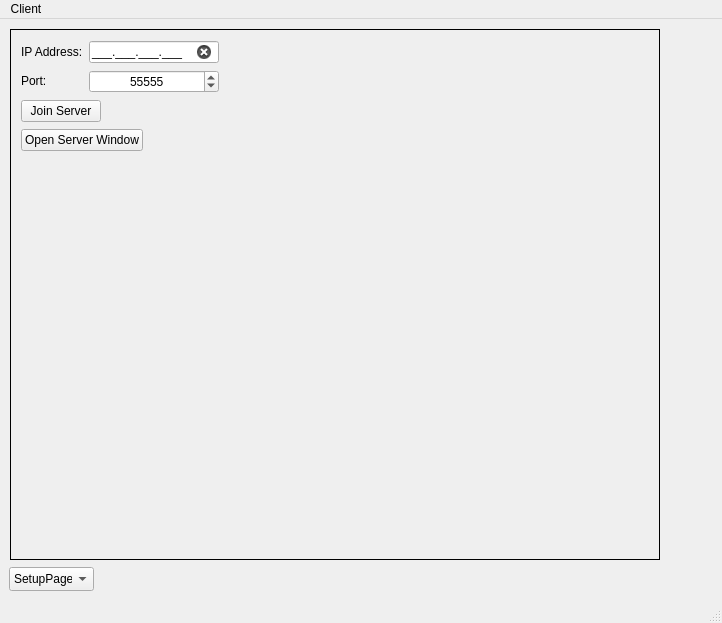
Qt form mainwindow.ui (bairgran/ConcurrentRisk) before a commit.
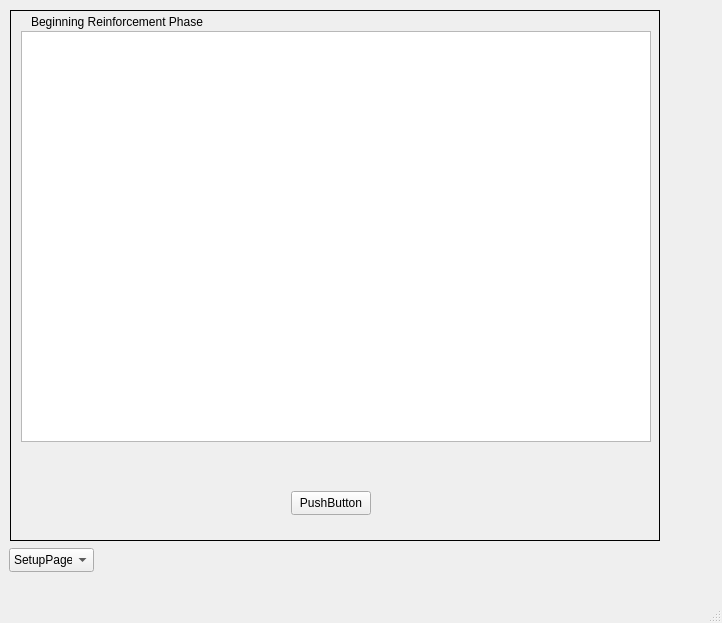
The same form after that commit.

Commit message: Added buttons and additional screens to mainwindow. No connections yet

What changed in the file:
```diff
--- a/mainwindow.ui
+++ b/mainwindow.ui
@@ -51,7 +51,7 @@
      <enum>QFrame::Shape::Box</enum>
     </property>
     <property name="currentIndex">
-     <number>0</number>
+     <number>2</number>
     </property>
     <widget class="QWidget" name="SetupPage">
      <property name="sizePolicy">
@@ -65,7 +65,7 @@
        <rect>
         <x>0</x>
         <y>0</y>
-        <width>218</width>
+        <width>243</width>
         <height>135</height>
        </rect>
       </property>
@@ -241,6 +241,50 @@
       </property>
      </widget>
     </widget>
+    <widget class="QWidget" name="page">
+     <widget class="QPushButton" name="pushButton_2">
+      <property name="geometry">
+       <rect>
+        <x>280</x>
+        <y>480</y>
+        <width>80</width>
+        <height>24</height>
+       </rect>
+      </property>
+      <property name="text">
+       <string>PushButton</string>
+      </property>
+     </widget>
+     <widget class="QListView" name="listView_3">
+      <property name="geometry">
+       <rect>
+        <x>10</x>
+        <y>20</y>
+        <width>630</width>
+        <height>411</height>
+       </rect>
+      </property>
+      <property name="sizePolicy">
+       <sizepolicy hsizetype="Fixed" vsizetype="Fixed">
+        <horstretch>0</horstretch>
+        <verstretch>0</verstretch>
+       </sizepolicy>
+      </property>
+     </widget>
+     <widget class="QLabel" name="label">
+      <property name="geometry">
+       <rect>
+        <x>20</x>
+        <y>0</y>
+        <width>181</width>
+        <height>21</height>
+       </rect>
+      </property>
+      <property name="text">
+       <string>Beginning Reinforcement Phase</string>
+      </property>
+     </widget>
+    </widget>
    </widget>
    <widget class="QComboBox" name="comboBox">
     <property name="geometry">
@@ -266,22 +310,6 @@
     </item>
    </widget>
   </widget>
-  <widget class="QMenuBar" name="menubar">
-   <property name="geometry">
-    <rect>
-     <x>0</x>
-     <y>0</y>
-     <width>722</width>
-     <height>21</height>
-    </rect>
-   </property>
-   <widget class="QMenu" name="menuClient">
-    <property name="title">
-     <string>Client</string>
-    </property>
-   </widget>
-   <addaction name="menuClient"/>
-  </widget>
   <widget class="QStatusBar" name="statusbar">
    <property name="sizePolicy">
     <sizepolicy hsizetype="Minimum" vsizetype="Minimum">
```
Left out of the diff: 10 changed lines with no effect on the pictures.
